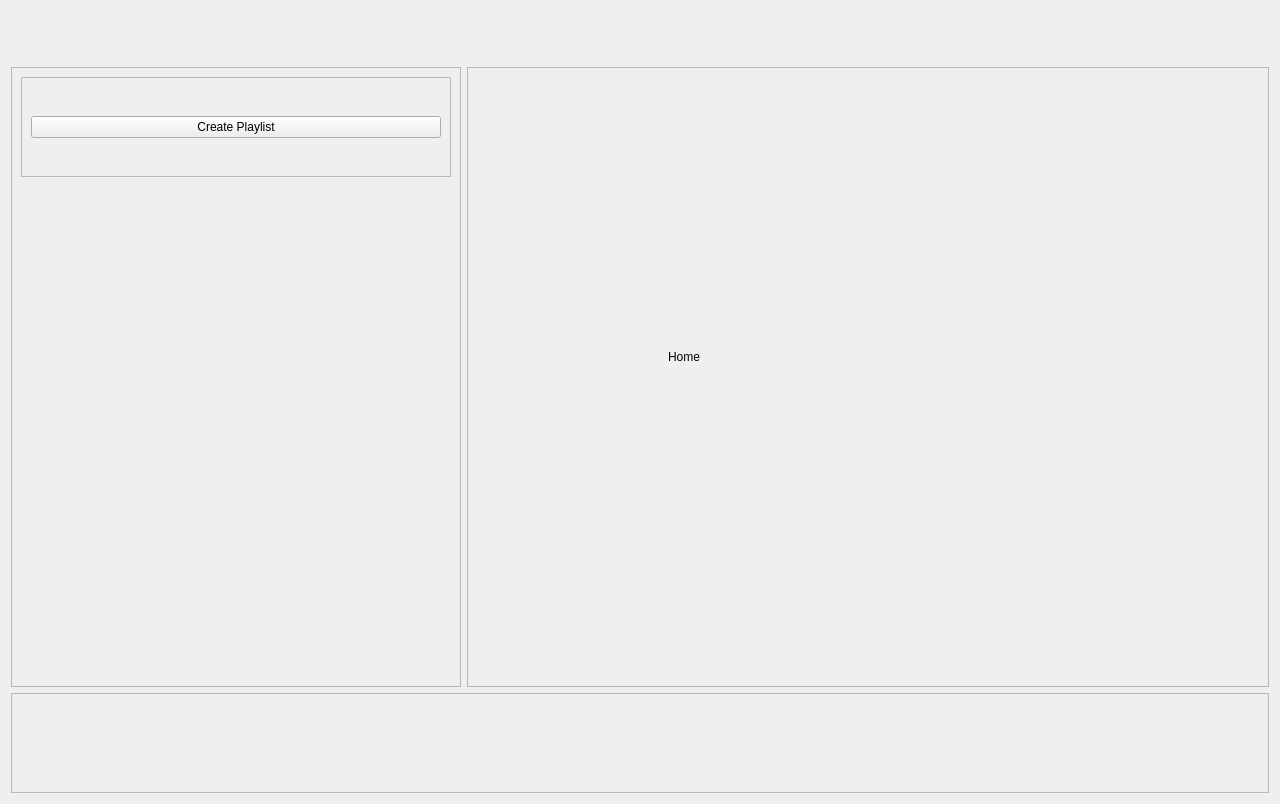
Before: the Qt Designer form SoundDrive/main.ui in Nmstr/SoundDrive, drawn with Qt 5.
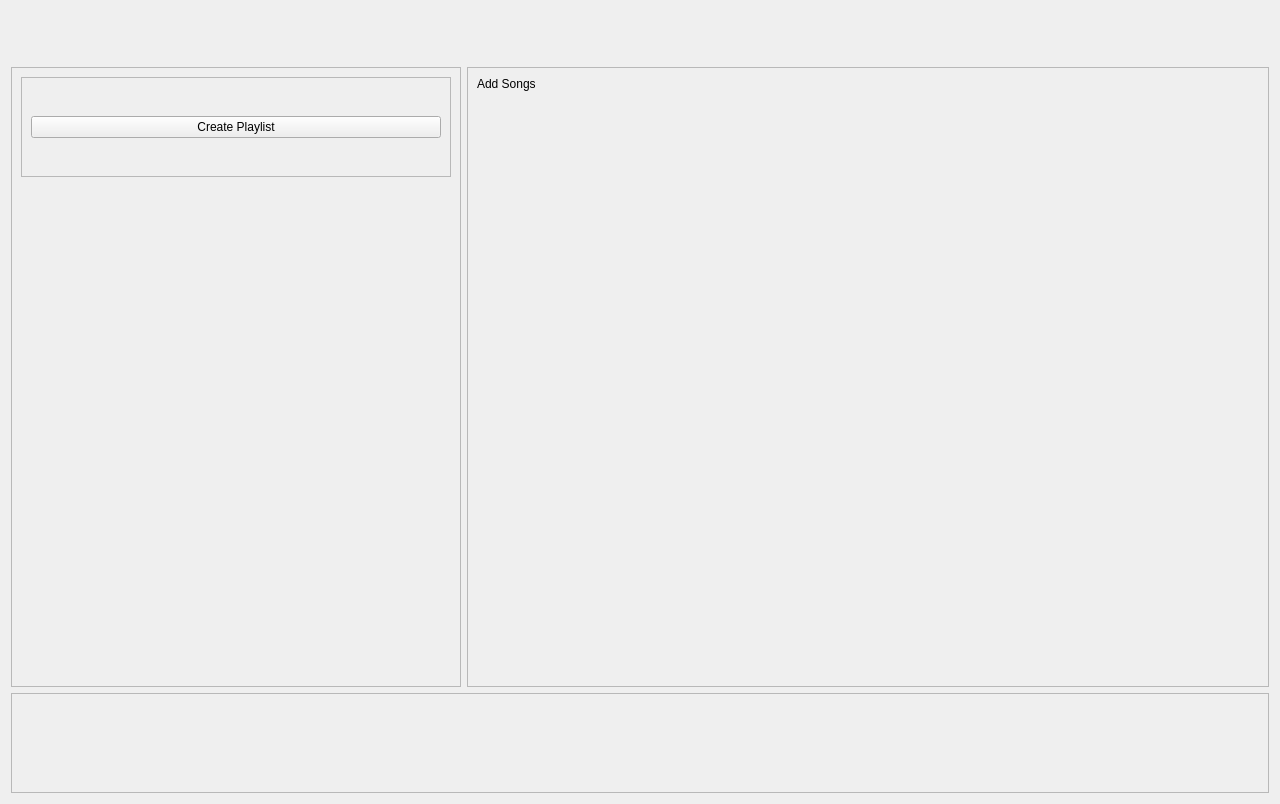
After: the same form once the commit is applied.

Commit message: added basic visual only add songs page

The edit to the form file:
```diff
--- a/SoundDrive/main.ui
+++ b/SoundDrive/main.ui
@@ -26,7 +26,7 @@
       <enum>QFrame::Shape::StyledPanel</enum>
      </property>
      <property name="currentIndex">
-      <number>0</number>
+      <number>5</number>
      </property>
      <widget class="QWidget" name="home_page">
       <widget class="QLabel" name="label">
@@ -223,6 +223,52 @@
        </property>
       </widget>
      </widget>
+     <widget class="QWidget" name="add_songs_page">
+      <layout class="QVBoxLayout" name="verticalLayout_6">
+       <item>
+        <widget class="QLabel" name="add_songs_label">
+         <property name="text">
+          <string>Add Songs</string>
+         </property>
+        </widget>
+       </item>
+       <item>
+        <widget class="QScrollArea" name="add_songs_scroll">
+         <property name="frameShape">
+          <enum>QFrame::Shape::NoFrame</enum>
+         </property>
+         <property name="widgetResizable">
+          <bool>true</bool>
+         </property>
+         <widget class="QWidget" name="add_songs_scroll_content">
+          <property name="geometry">
+           <rect>
+            <x>0</x>
+            <y>0</y>
+            <width>786</width>
+            <height>580</height>
+           </rect>
+          </property>
+          <layout class="QVBoxLayout" name="verticalLayout_7">
+           <item>
+            <spacer name="verticalSpacer_4">
+             <property name="orientation">
+              <enum>Qt::Orientation::Vertical</enum>
+             </property>
+             <property name="sizeHint" stdset="0">
+              <size>
+               <width>20</width>
+               <height>559</height>
+              </size>
+             </property>
+            </spacer>
+           </item>
+          </layout>
+         </widget>
+        </widget>
+       </item>
+      </layout>
+     </widget>
     </widget>
    </item>
    <item row="1" column="0">
```
The commit also changes 5 other files.
